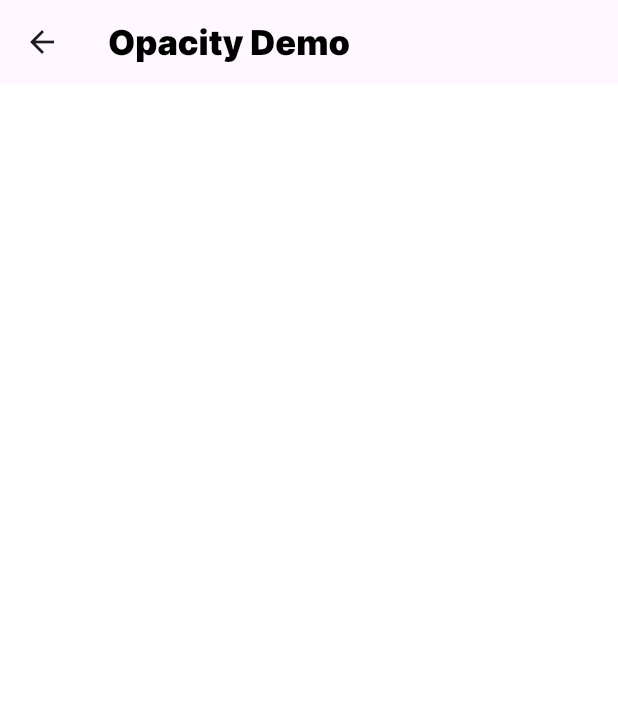
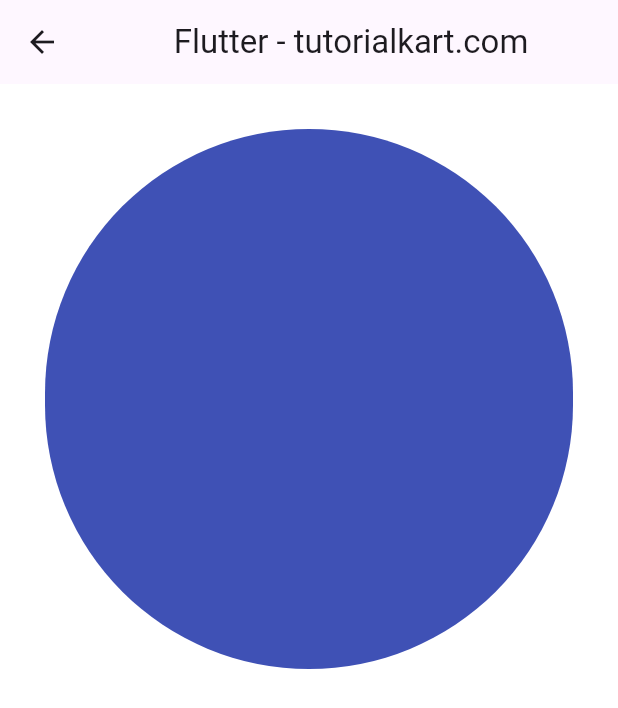
Before and after one commit to Yorq1nnur/najot_talim_nt, a Flutter app: the OpacityDemoScreen screen opened directly, on a phone screen of 412 x 824 dp. Shown: the top 708 px of the screen. Run offline on Flutter 3.47's test engine with Material 3 defaults, Android fonts, the phone set to English and light mode, and no system bars; our stand-ins replace flutter_screenutil, zoom_tap_animation.

Commit message:
Animations

```diff
--- a/lib/screens/opacity_demo_screen/opacity_demo_screen.dart
+++ b/lib/screens/opacity_demo_screen/opacity_demo_screen.dart
@@ -1,10 +1,6 @@
 // ignore_for_file: prefer_const_constructors, prefer_const_literals_to_create_immutables
 
 import 'package:flutter/material.dart';
-import 'package:flutter/services.dart';
-import 'package:flutter_screenutil/flutter_screenutil.dart';
-import 'package:najot_talim_nt/utils/colors/app_colors.dart';
-import 'package:najot_talim_nt/utils/styles/app_text_style.dart';
 
 class OpacityDemoScreen extends StatefulWidget {
   const OpacityDemoScreen({
@@ -18,25 +14,60 @@ class OpacityDemoScreen extends StatefulWidget {
   State<OpacityDemoScreen> createState() => _OpacityDemoScreenState();
 }
 
-class _OpacityDemoScreenState extends State<OpacityDemoScreen> {
+class _OpacityDemoScreenState extends State<OpacityDemoScreen> with SingleTickerProviderStateMixin {
+  late Animation<Color?> animation;
+  late AnimationController controller;
+
+  @override
+  void initState() {
+    super.initState();
+    controller =
+        AnimationController(duration: const Duration(seconds: 1), vsync: this);
+    animation =
+    ColorTween(begin: Colors.indigo, end: Colors.lime).animate(controller)
+      ..addListener(() {
+        setState(() {
+          // The state that has changed here is the animation object’s value.
+        });
+      });
+  }
+
+  bool buttonToggle = true;
+
+  void animateColor() {
+    if (buttonToggle) {
+      controller.forward();
+    } else {
+      controller.reverse();
+    }
+    buttonToggle = !buttonToggle;
+  }
+
   @override
   Widget build(BuildContext context) {
-    return AnnotatedRegion(
-      value: SystemUiOverlayStyle(
-        statusBarColor: AppColors.transparent,
+    return Scaffold(
+      appBar: AppBar(
+        title: Center(child: Text('Flutter - tutorialkart.com')),
       ),
-      child: Scaffold(
-        appBar: AppBar(
-          title: Text(
-            widget.title,
-            style: AppTextStyle.interBold.copyWith(
-              color: AppColors.black,
-              fontSize: 20.sp,
-              fontWeight: FontWeight.w900,
-            ),
-          ),
-        ),
-      ),
+      body: ListView(children: <Widget>[
+        Container(
+            margin: EdgeInsets.all(10),
+            padding: EdgeInsets.all(20),
+            height: 400,
+            child: TextButton(
+              style: TextButton.styleFrom(
+                backgroundColor: animation.value,
+              ),
+              onPressed: () => {animateColor()},
+              child: Text(''),
+            ))
+      ]),
     );
   }
+
+  @override
+  void dispose() {
+    controller.dispose();
+    super.dispose();
+  }
 }
```
Also changed, not shown: lib/screens/animation_demo_screen/animation_demo_screen.dart (+57 -7 lines), lib/screens/decorated_box_transition_screen/decorated_box_transition_screen.dart (+47 -18 lines), lib/screens/flutter_tutorial_kart_screen/flutter_tutorial_kart_screen.dart (+53 -12 lines).
